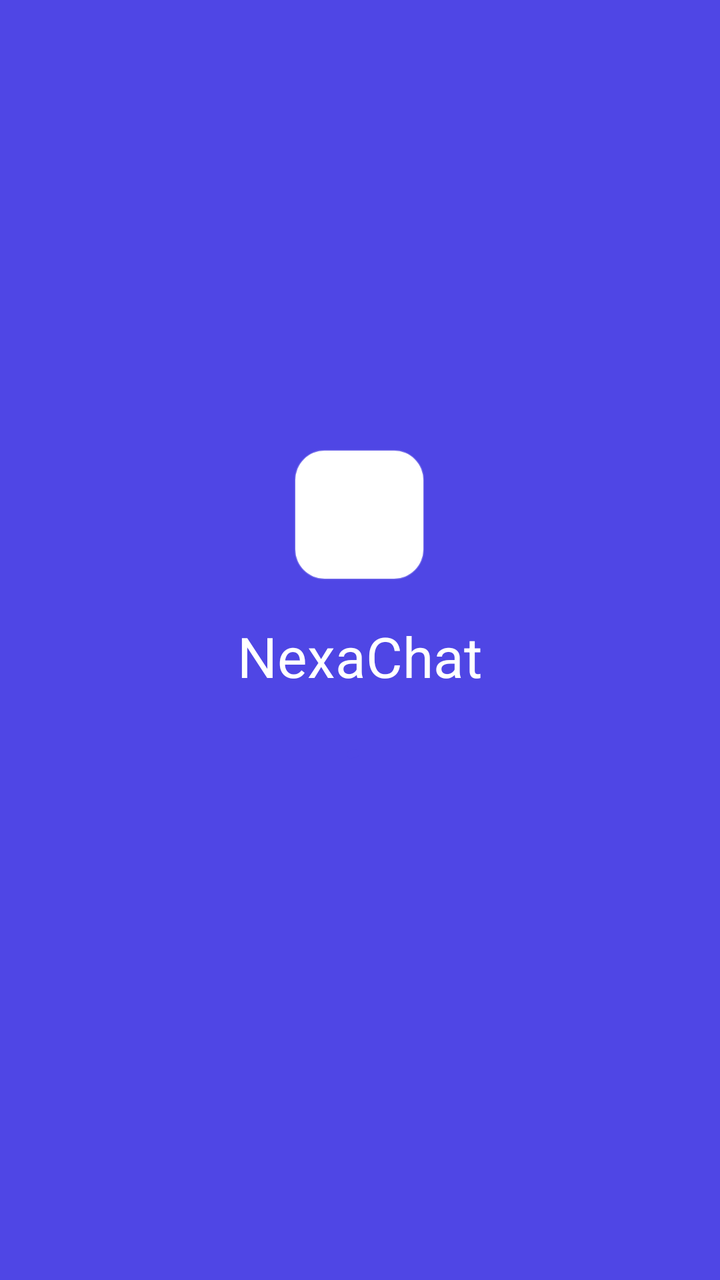
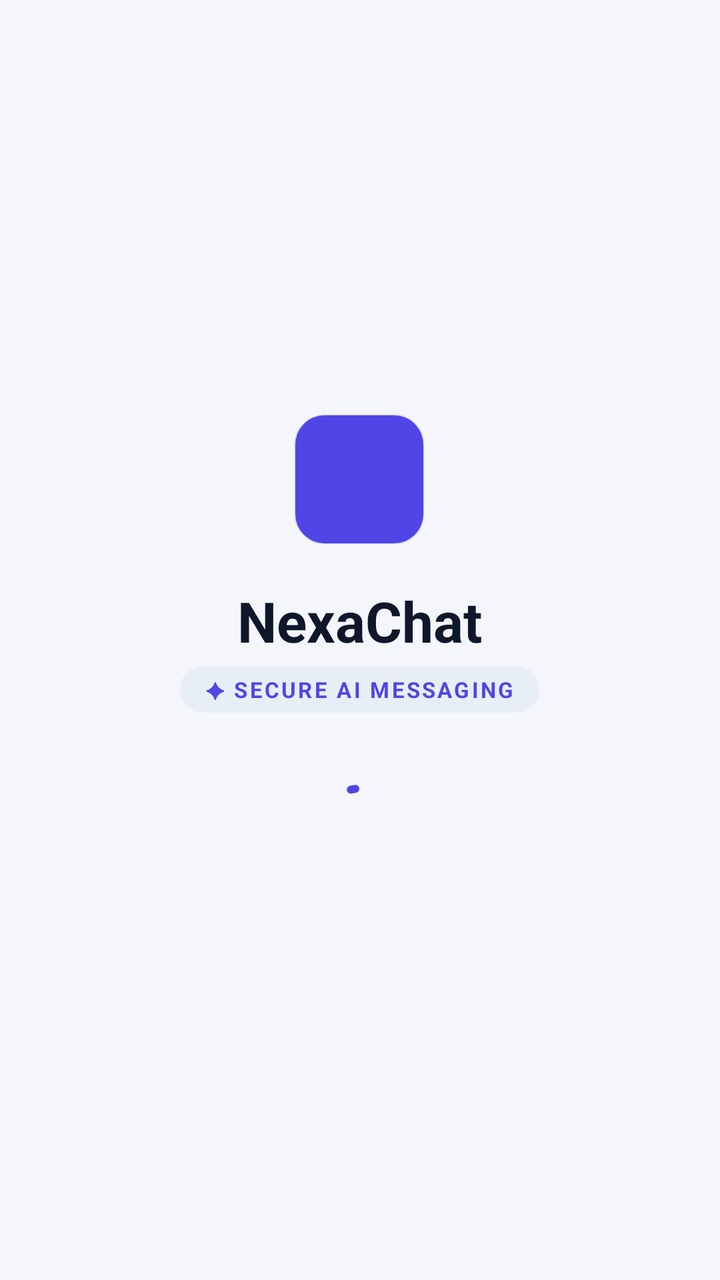

Before-and-after screenshots of an Android layout around one commit, followed by the original layout XML and the change that was made.
<!-- AndroidManifest.xml: application theme Theme.NexaChat -->
<!-- res/layout/fragment_splash.xml -->
<?xml version="1.0" encoding="utf-8"?>
<FrameLayout xmlns:android="http://schemas.android.com/apk/res/android"
    android:layout_width="match_parent"
    android:layout_height="match_parent"
    android:background="?attr/colorPrimary">

    <LinearLayout
        android:layout_width="wrap_content"
        android:layout_height="wrap_content"
        android:layout_gravity="center"
        android:gravity="center"
        android:orientation="vertical">

        <ImageView
            android:id="@+id/splashLogo"
            android:layout_width="72dp"
            android:layout_height="72dp"
            android:contentDescription="@string/app_name"
            android:src="@drawable/ic_nexachat_logo"
            app:tint="?attr/colorOnPrimary"
            xmlns:app="http://schemas.android.com/apk/res-auto" />

        <TextView
            android:id="@+id/splashTitle"
            android:layout_width="wrap_content"
            android:layout_height="wrap_content"
            android:layout_marginTop="@dimen/space_md"
            android:text="@string/app_name"
            android:textAppearance="?attr/textAppearanceHeadlineMedium"
            android:textColor="?attr/colorOnPrimary" />

        <com.google.android.material.progressindicator.CircularProgressIndicator
            android:id="@+id/splashProgress"
            android:layout_width="wrap_content"
            android:layout_height="wrap_content"
            android:layout_marginTop="@dimen/space_lg"
            android:indeterminate="true" />
    </LinearLayout>
</FrameLayout>
<!-- resources referenced by this layout -->
<resources>
  <dimen name="space_lg">24dp</dimen>
  <dimen name="space_md">16dp</dimen>
  <string name="app_name">NexaChat</string>
  <style name="Theme.NexaChat" parent="Theme.NexaChat.Views" />
  <color name="colorPrimary">@color/brand_indigo</color>
  <color name="colorOnPrimary">#FFFFFFFF</color>
  <color name="colorPrimaryContainer">@color/brand_indigo_container</color>
  <color name="colorOnPrimaryContainer">@color/brand_on_indigo_container</color>
  <color name="colorSecondary">@color/slate_secondary</color>
  <color name="colorOnSecondary">#FFFFFFFF</color>
  <color name="colorSecondaryContainer">@color/slate_secondary_container</color>
  <color name="colorOnSecondaryContainer">@color/slate_on_secondary_container</color>
  <color name="colorTertiary">@color/tertiary_sky</color>
  <color name="colorOnTertiary">#FFFFFFFF</color>
  <color name="colorTertiaryContainer">@color/tertiary_sky_container</color>
  <color name="colorOnTertiaryContainer">@color/tertiary_on_sky_container</color>
  <color name="colorError">@color/error_red</color>
  <color name="colorOnError">#FFFFFFFF</color>
  <color name="colorErrorContainer">@color/error_container_light</color>
  <color name="colorOnErrorContainer">@color/on_error_container_light</color>
  <color name="colorBackground">@color/background_light</color>
  <color name="colorOnBackground">@color/text_primary_light</color>
  <color name="colorSurface">@color/surface_light</color>
  <color name="colorOnSurface">@color/text_primary_light</color>
  <color name="colorSurfaceVariant">@color/surface_variant_light</color>
  <color name="surface_container_low_light">#FFFFFFFF</color>
  <color name="surface_container_light">#FFF1F5F9</color>
  <color name="surface_container_high_light">#FFE8EEF5</color>
  <color name="colorOnSurfaceVariant">@color/text_secondary_light</color>
  <color name="colorOutline">@color/slate_border</color>
  <color name="colorOutlineVariant">@color/slate_divider</color>
  <style name="TextAppearance.NexaChat.BodyLarge" parent="TextAppearance.Material3.BodyLarge" />
  <style name="TextAppearance.NexaChat.BodyMedium" parent="TextAppearance.Material3.BodyMedium" />
  <style name="TextAppearance.NexaChat.BodySmall" parent="TextAppearance.Material3.BodySmall" />
  <style name="TextAppearance.NexaChat.LabelLarge" parent="TextAppearance.Material3.LabelLarge" />
  <style name="TextAppearance.NexaChat.LabelSmall" parent="TextAppearance.Material3.LabelSmall" />
  <color name="brand_indigo">#FF4F46E5</color>
  <color name="brand_indigo_container">#FFE0E7FF</color>
  <color name="brand_on_indigo_container">#FF1E1B4B</color>
  <color name="slate_secondary">#FF505F76</color>
  <color name="slate_secondary_container">#FFD0E1FB</color>
  <color name="slate_on_secondary_container">#FF1D283A</color>
  <color name="tertiary_sky">#FF0EA5E9</color>
  <color name="tertiary_sky_container">#FFBAE6FD</color>
  <color name="tertiary_on_sky_container">#FF0369A1</color>
  <color name="error_red">#FFBA1A1A</color>
  <color name="error_container_light">#FFFFDAD6</color>
  <color name="on_error_container_light">#FF93000A</color>
  <color name="background_light">#FFF4F6FB</color>
  <color name="text_primary_light">#FF0F172A</color>
  <color name="surface_light">#FFFFFFFF</color>
  <color name="surface_variant_light">#FFE8EEF5</color>
  <color name="text_secondary_light">#FF64748B</color>
  <color name="slate_border">#FFCBD5E1</color>
  <color name="slate_divider">#FFE2E8F0</color>
  <dimen name="min_touch_target">48dp</dimen>
  <dimen name="corner_sm">8dp</dimen>
  <dimen name="corner_md">12dp</dimen>
  <dimen name="corner_lg">16dp</dimen>
  <!-- unchanged entries left out for length: 13 -->
</resources>

<!-- the commit's change to res/layout/fragment_splash.xml (unified diff, before → after) -->
@@ -1,8 +1,9 @@
 <?xml version="1.0" encoding="utf-8"?>
 <FrameLayout xmlns:android="http://schemas.android.com/apk/res/android"
+    xmlns:app="http://schemas.android.com/apk/res-auto"
     android:layout_width="match_parent"
     android:layout_height="match_parent"
-    android:background="?attr/colorPrimary">
+    android:background="?android:attr/colorBackground">
 
     <LinearLayout
         android:layout_width="wrap_content"
@@ -17,8 +18,7 @@
             android:layout_height="72dp"
             android:contentDescription="@string/app_name"
             android:src="@drawable/ic_nexachat_logo"
-            app:tint="?attr/colorOnPrimary"
-            xmlns:app="http://schemas.android.com/apk/res-auto" />
+            app:tint="?attr/colorPrimary" />
 
         <TextView
             android:id="@+id/splashTitle"
@@ -27,13 +27,30 @@
             android:layout_marginTop="@dimen/space_md"
             android:text="@string/app_name"
             android:textAppearance="?attr/textAppearanceHeadlineMedium"
-            android:textColor="?attr/colorOnPrimary" />
+            android:textColor="?attr/colorOnBackground"
+            android:textStyle="bold" />
+
+        <TextView
+            android:id="@+id/splashSubtitle"
+            android:layout_width="wrap_content"
+            android:layout_height="wrap_content"
+            android:layout_marginTop="@dimen/space_xs"
+            android:background="@drawable/bg_date_separator"
+            android:backgroundTint="?attr/colorSurfaceVariant"
+            android:letterSpacing="0.1"
+            android:paddingHorizontal="12dp"
+            android:paddingVertical="4dp"
+            android:text="✦ SECURE AI MESSAGING"
+            android:textColor="?attr/colorPrimary"
+            android:textSize="11sp"
+            android:textStyle="bold" />
 
         <com.google.android.material.progressindicator.CircularProgressIndicator
             android:id="@+id/splashProgress"
             android:layout_width="wrap_content"
             android:layout_height="wrap_content"
-            android:layout_marginTop="@dimen/space_lg"
-            android:indeterminate="true" />
+            android:layout_marginTop="@dimen/space_xl"
+            android:indeterminate="true"
+            app:indicatorColor="?attr/colorPrimary" />
     </LinearLayout>
 </FrameLayout>
<!-- resource entries referenced after the edit -->
@@ -1,7 +1,15 @@
 <!-- resources referenced by this layout -->
 <resources>
-  <dimen name="space_lg">24dp</dimen>
   <dimen name="space_md">16dp</dimen>
+  <dimen name="space_xl">32dp</dimen>
+  <dimen name="space_xs">4dp</dimen>
+  <!-- drawable bg_date_separator (drawable) -->
+  <?xml version="1.0" encoding="utf-8"?>
+  <shape xmlns:android="http://schemas.android.com/apk/res/android"
+      android:shape="rectangle">
+      <corners android:radius="999dp" />
+      <solid android:color="?attr/colorSurfaceContainerHigh" />
+  </shape>
   <string name="app_name">NexaChat</string>
   <style name="Theme.NexaChat" parent="Theme.NexaChat.Views" />
   <color name="colorPrimary">@color/brand_indigo</color>
